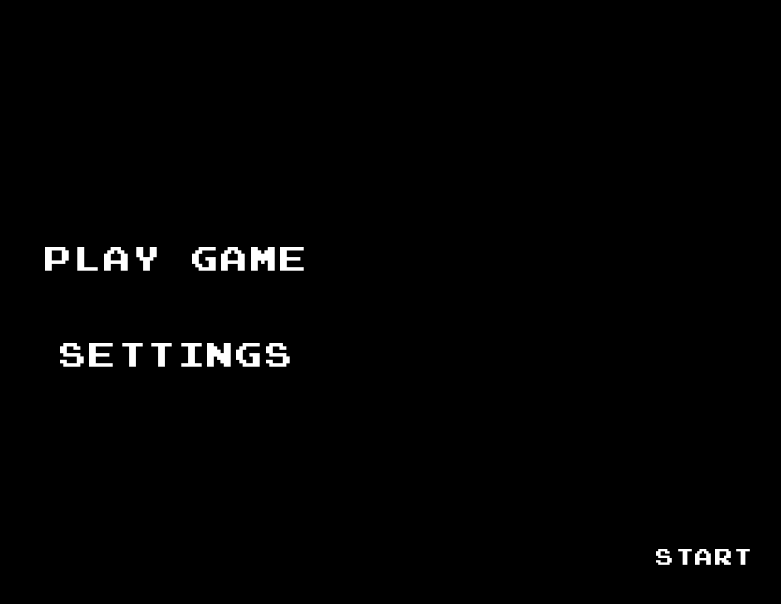
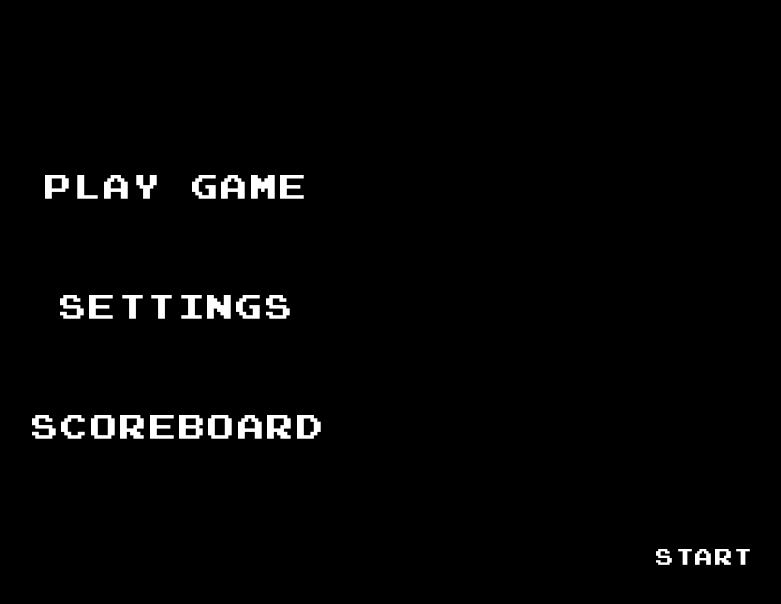
Before and after one commit to NuclearGandhi/SpaceInvaders, an Android app: the screen it shows after launch (MainActivity), on a phone screen of 824 x 412 dp (held sideways). Shown: the top 604 px of the screen, without its empty margins (442-1223 px from the left). Run offline under Robolectric (Android 15) with nearby library versions, the phone set to English and light mode, and no system bars; our stand-ins replace ButterKnife, EventBus, Timber; 1 statement that could not run was skipped.

Commit message:
Add scoreboard

```diff
--- a/app/src/main/java/com/fang/spaceinvaders/activity/MainActivity.java
+++ b/app/src/main/java/com/fang/spaceinvaders/activity/MainActivity.java
@@ -6,6 +6,7 @@ import android.view.View;
 import com.fang.spaceinvaders.R;
 import com.fang.spaceinvaders.fragment.GameFragment;
 import com.fang.spaceinvaders.fragment.NameFragment;
+import com.fang.spaceinvaders.fragment.ScoreboardFragment;
 import com.fang.spaceinvaders.fragment.WelcomeFragment;
 
 import org.greenrobot.eventbus.EventBus;
@@ -28,12 +29,13 @@ import timber.log.Timber;
 public class MainActivity extends AppCompatActivity {
 
     @Retention(RetentionPolicy.SOURCE)
-    @IntDef({FRAGMENT_WELCOME, FRAGMENT_GAME, FRAGMENT_CHANGE_NAME})
+    @IntDef({FRAGMENT_WELCOME, FRAGMENT_GAME, FRAGMENT_CHANGE_NAME, FRAGMENT_SCOREBOARD})
     public @interface FragmentName {}
 
     public static final int FRAGMENT_WELCOME = 0;
     public static final int FRAGMENT_GAME = 1;
     public static final int FRAGMENT_CHANGE_NAME = 2;
+    public static final int FRAGMENT_SCOREBOARD = 3;
 
     private static final String KEY_FRAGMENT = "fragment";
 
@@ -93,6 +95,8 @@ public class MainActivity extends AppCompatActivity {
             case FRAGMENT_CHANGE_NAME:
                 mFragment = new NameFragment();
                 break;
+            case FRAGMENT_SCOREBOARD:
+                mFragment = new ScoreboardFragment();
         }
 
         mFragmentManager.beginTransaction()
--- a/app/src/main/java/com/fang/spaceinvaders/fragment/GameFragment.java
+++ b/app/src/main/java/com/fang/spaceinvaders/fragment/GameFragment.java
@@ -99,7 +99,10 @@ public class GameFragment extends Fragment {
         mDatabase.getReference("ScoreList").child(playerName).addListenerForSingleValueEvent(new ValueEventListener() {
             @Override
             public void onDataChange(@NonNull DataSnapshot dataSnapshot) {
-                long highscore = (long) dataSnapshot.getValue();
+                long highscore = 0;
+                if (dataSnapshot.getValue() != null) {
+                    highscore = (long) dataSnapshot.getValue();
+                }
                 if (GameData.sScore > highscore) {
                     mDatabase.getReference("ScoreList").child(playerName).setValue(GameData.sScore);
                 }
--- a/app/src/main/java/com/fang/spaceinvaders/fragment/WelcomeFragment.java
+++ b/app/src/main/java/com/fang/spaceinvaders/fragment/WelcomeFragment.java
@@ -1,5 +1,6 @@
 package com.fang.spaceinvaders.fragment;
 
+import android.content.Intent;
 import android.os.Bundle;
 import android.view.LayoutInflater;
 import android.view.View;
@@ -8,6 +9,7 @@ import android.widget.Button;
 
 import com.fang.spaceinvaders.R;
 import com.fang.spaceinvaders.activity.MainActivity;
+import com.fang.spaceinvaders.service.HighscoreService;
 
 import org.greenrobot.eventbus.EventBus;
 
@@ -25,16 +27,20 @@ public class WelcomeFragment extends Fragment {
 
     @BindView(R.id.button_play) Button mPlayButton;
     @BindView(R.id.button_settings) Button mSettingsButton;
+    @BindView(R.id.button_scoreboard) Button mScoreboardButton;
 
     @Nullable
     @Override
     public View onCreateView(@NonNull LayoutInflater inflater, @Nullable ViewGroup container, @Nullable Bundle savedInstanceState) {
         mRootView = inflater.inflate(R.layout.fragment_welcome, container, false);
         ButterKnife.bind(this, mRootView);
+
+        Intent intent = new Intent(getContext(), HighscoreService.class);
+        getContext().startService(intent);
         return mRootView;
     }
 
-    @OnClick({R.id.button_play, R.id.button_settings})
+    @OnClick({R.id.button_play, R.id.button_settings, R.id.button_scoreboard})
     public void selectOption(View view) {
         Button button = (Button) view;
         button.setText(">" + button.getText());
@@ -48,6 +54,8 @@ public class WelcomeFragment extends Fragment {
             EventBus.getDefault().post(new MainActivity.FragmentChangeEvent(MainActivity.FRAGMENT_GAME));
         } else if (mSelectedButton == mSettingsButton) {
             EventBus.getDefault().post(new MainActivity.FragmentChangeEvent(MainActivity.FRAGMENT_CHANGE_NAME));
+        } else if (mSelectedButton == mScoreboardButton) {
+            EventBus.getDefault().post(new MainActivity.FragmentChangeEvent(MainActivity.FRAGMENT_SCOREBOARD));
         }
     }
 }
--- a/app/src/main/res/layout/fragment_welcome.xml
+++ b/app/src/main/res/layout/fragment_welcome.xml
@@ -11,10 +11,11 @@
         style="@style/PixelButton"
         android:layout_width="wrap_content"
         android:layout_height="wrap_content"
+        android:layout_marginStart="8dp"
+        android:layout_marginEnd="8dp"
         android:text="Play Game"
         app:layout_constraintBottom_toTopOf="@+id/button_settings"
         app:layout_constraintEnd_toEndOf="parent"
-        app:layout_constraintHorizontal_bias="0.5"
         app:layout_constraintStart_toStartOf="parent"
         app:layout_constraintTop_toTopOf="parent"
         app:layout_constraintVertical_chainStyle="packed" />
@@ -24,13 +25,24 @@
         style="@style/PixelButton"
         android:layout_width="wrap_content"
         android:layout_height="wrap_content"
-        android:layout_marginTop="16dp"
+        android:layout_marginTop="32dp"
         android:text="Settings"
+        app:layout_constraintBottom_toTopOf="@+id/button_scoreboard"
+        app:layout_constraintEnd_toEndOf="@+id/button_play"
+        app:layout_constraintStart_toStartOf="@+id/button_play"
+        app:layout_constraintTop_toBottomOf="@+id/button_play" />
+
+    <Button
+        android:id="@+id/button_scoreboard"
+        style="@style/PixelButton"
+        android:layout_width="wrap_content"
+        android:layout_height="wrap_content"
+        android:layout_marginTop="32dp"
+        android:text="Scoreboard"
         app:layout_constraintBottom_toBottomOf="parent"
-        app:layout_constraintEnd_toEndOf="parent"
-        app:layout_constraintHorizontal_bias="0.5"
-        app:layout_constraintStart_toStartOf="parent"
-        app:layout_constraintTop_toBottomOf="@+id/button_play" />
+        app:layout_constraintEnd_toEndOf="@+id/button_settings"
+        app:layout_constraintStart_toStartOf="@+id/button_settings"
+        app:layout_constraintTop_toBottomOf="@+id/button_settings" />
 
     <Button
         android:id="@+id/button_start"
```
Also changed, not shown: app/src/main/AndroidManifest.xml (+9 -1 lines), app/src/main/java/com/fang/spaceinvaders/adapter/ScoreAdapter.java (added, +78 -0 lines), app/src/main/java/com/fang/spaceinvaders/fragment/ScoreboardFragment.java (added, +59 -0 lines), app/src/main/java/com/fang/spaceinvaders/service/HighscoreService.java (added, +61 -0 lines), app/src/main/res/layout/fragment_scoreboard.xml (added, +41 -0 lines), app/src/main/res/layout/item_score.xml (added, +34 -0 lines).
